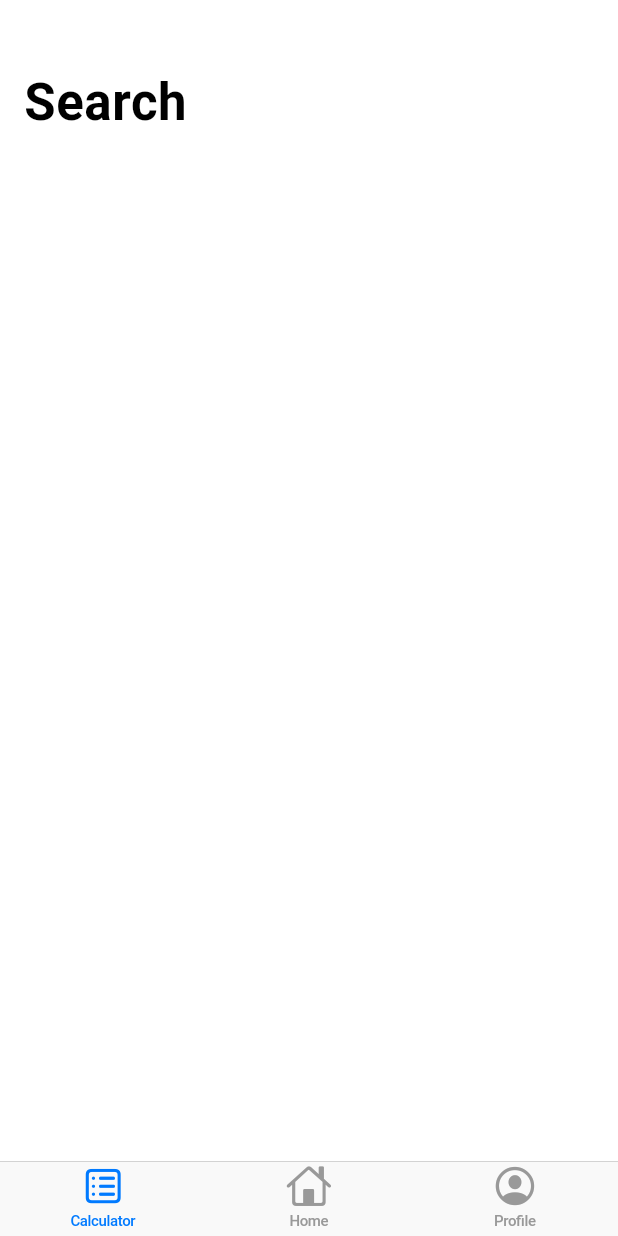
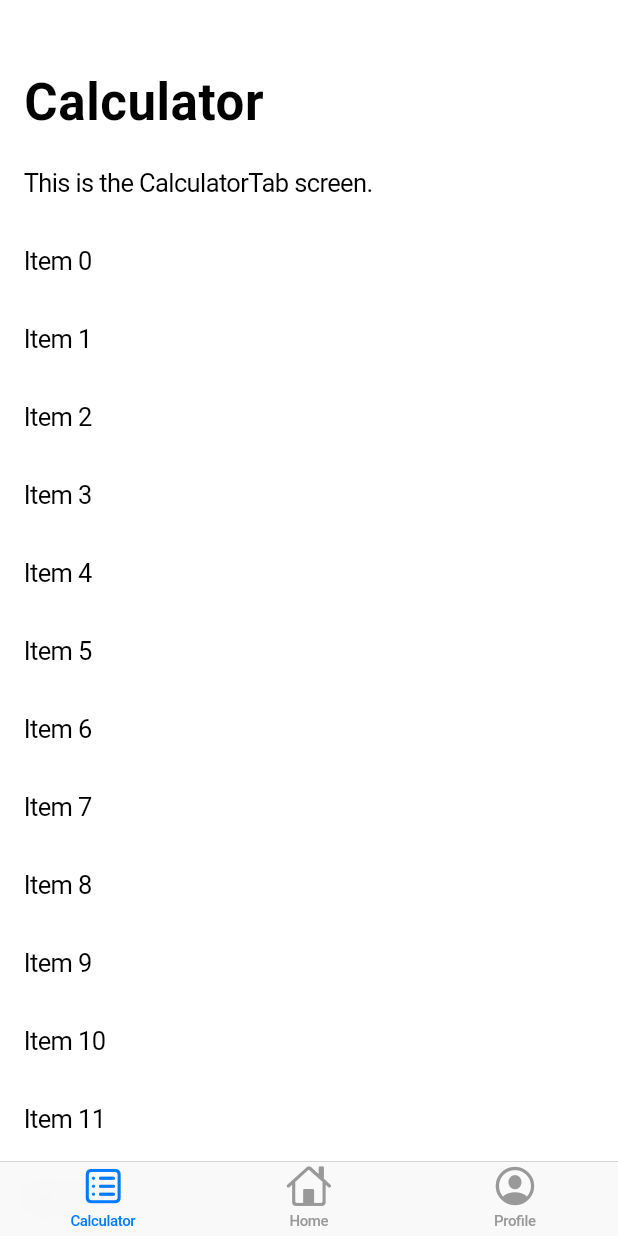
Before and after one commit to Ascend-Spark/fire_path_app, a Flutter app: the screen it shows after launch, on a phone screen of 412 x 824 dp. Run offline on Flutter 3.47's test engine with Material 3 defaults, Android fonts, the phone set to English and light mode, and no system bars.

Commit message:
feat: add basic tabs style

```diff
--- /dev/null
+++ b/lib/pages/CalculatorTab/index.dart
@@ -0,0 +1,43 @@
+import 'package:flutter/cupertino.dart';
+
+class CalculatorTab extends StatefulWidget {
+  const CalculatorTab({super.key});
+
+  @override
+  _CalculatorTabState createState() => _CalculatorTabState();
+}
+
+class _CalculatorTabState extends State<CalculatorTab> {
+  @override
+  Widget build(BuildContext context) {
+    return CupertinoPageScaffold(
+      child: CustomScrollView(
+        slivers: <Widget>[
+          const CupertinoSliverNavigationBar(
+            largeTitle: Text('Calculator'),
+          ),
+          SliverToBoxAdapter(
+            child: Padding(
+              padding: const EdgeInsets.all(16.0),
+              child: Text(
+                'This is the CalculatorTab screen.',
+                style: CupertinoTheme.of(context).textTheme.textStyle,
+              ),
+            ),
+          ),
+          SliverList(
+            delegate: SliverChildBuilderDelegate(
+              (BuildContext context, int index) {
+                return Padding(
+                  padding: const EdgeInsets.all(16.0),
+                  child: Text('Item $index'),
+                );
+              },
+              childCount: 20,
+            ),
+          ),
+        ],
+      ),
+    );
+  }
+}
--- a/lib/pages/FirstTab/index.dart
+++ /dev/null
@@ -1,23 +0,0 @@
-import 'package:flutter/cupertino.dart';
-
-class FirstTab extends StatefulWidget {
-  const FirstTab({super.key});
-
-  @override
-  _FirstTabState createState() {
-    return _FirstTabState();
-  }
-}
-
-class _FirstTabState extends State<FirstTab> {
-  @override
-  Widget build(BuildContext context) {
-    return const CustomScrollView(
-      slivers: <Widget>[
-        CupertinoSliverNavigationBar(
-          largeTitle: Text('Search'),
-        ),
-      ],
-    );
-  }
-}
--- a/lib/pages/main_page.dart
+++ b/lib/pages/main_page.dart
@@ -1,8 +1,8 @@
 import 'package:flutter/cupertino.dart';
 
-import 'FirstTab/index.dart';
-import 'SecondTab/index.dart';
-import 'ThirdTab/index.dart';
+import 'CalculatorTab/index.dart';
+import 'HomeTab/index.dart';
+import 'ProfileTab/index.dart';
 
 class MainPage extends StatelessWidget {
   const MainPage({super.key});
@@ -31,19 +31,19 @@ class MainPage extends StatelessWidget {
           case 0:
             return CupertinoTabView(builder: (context) {
               return const CupertinoPageScaffold(
-                child: FirstTab(),
+                child: CalculatorTab(),
               );
             });
           case 1:
             return CupertinoTabView(builder: (context) {
               return const CupertinoPageScaffold(
-                child: SecondTab(),
+                child: HomeTab(),
               );
             });
           case 2:
             return CupertinoTabView(builder: (context) {
               return const CupertinoPageScaffold(
-                child: ThirdTab(),
+                child: ProfileTab(),
               );
             });
           default:
```
Also changed, not shown: lib/pages/HomeTab/index.dart (added, +43 -0 lines), lib/pages/ProfileTab/index.dart (added, +43 -0 lines), lib/pages/SecondTab/index.dart (deleted, +0 -23 lines), lib/pages/ThirdTab/index.dart (deleted, +0 -23 lines).
